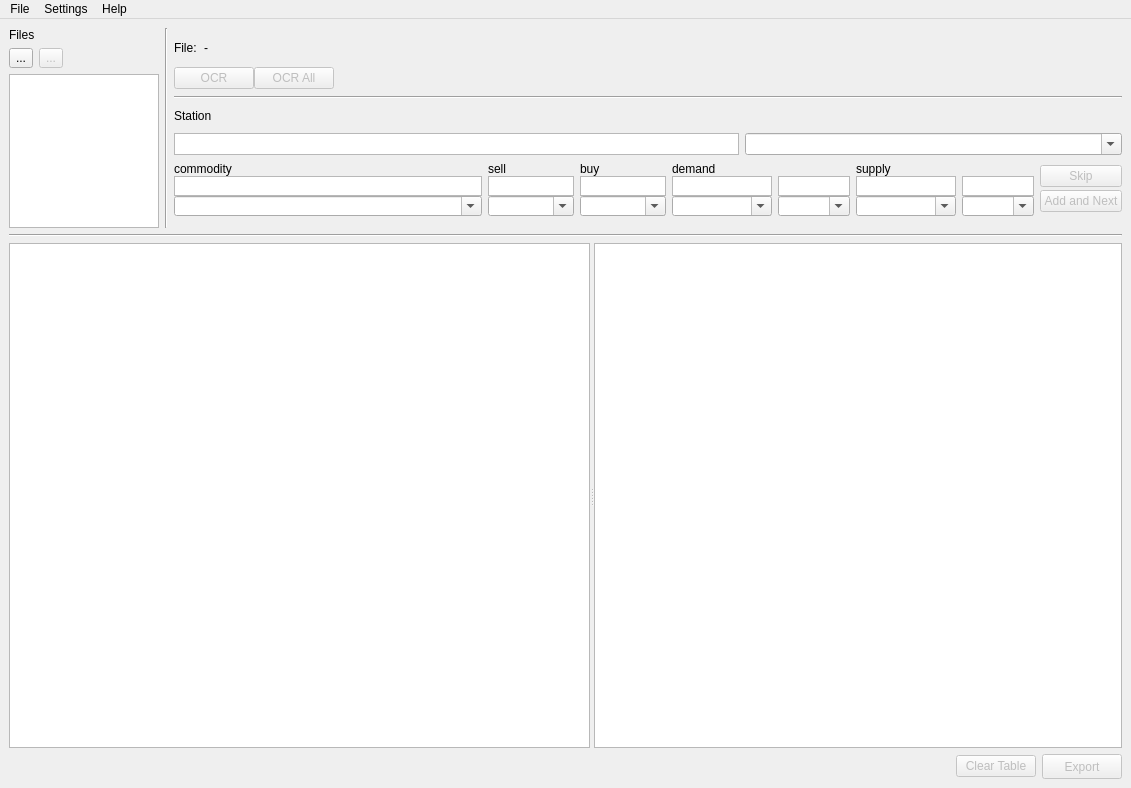
The window that eliteOCRGUI.ui (seeebek/EliteOCR) describes before a commit, drawn with Qt 5.
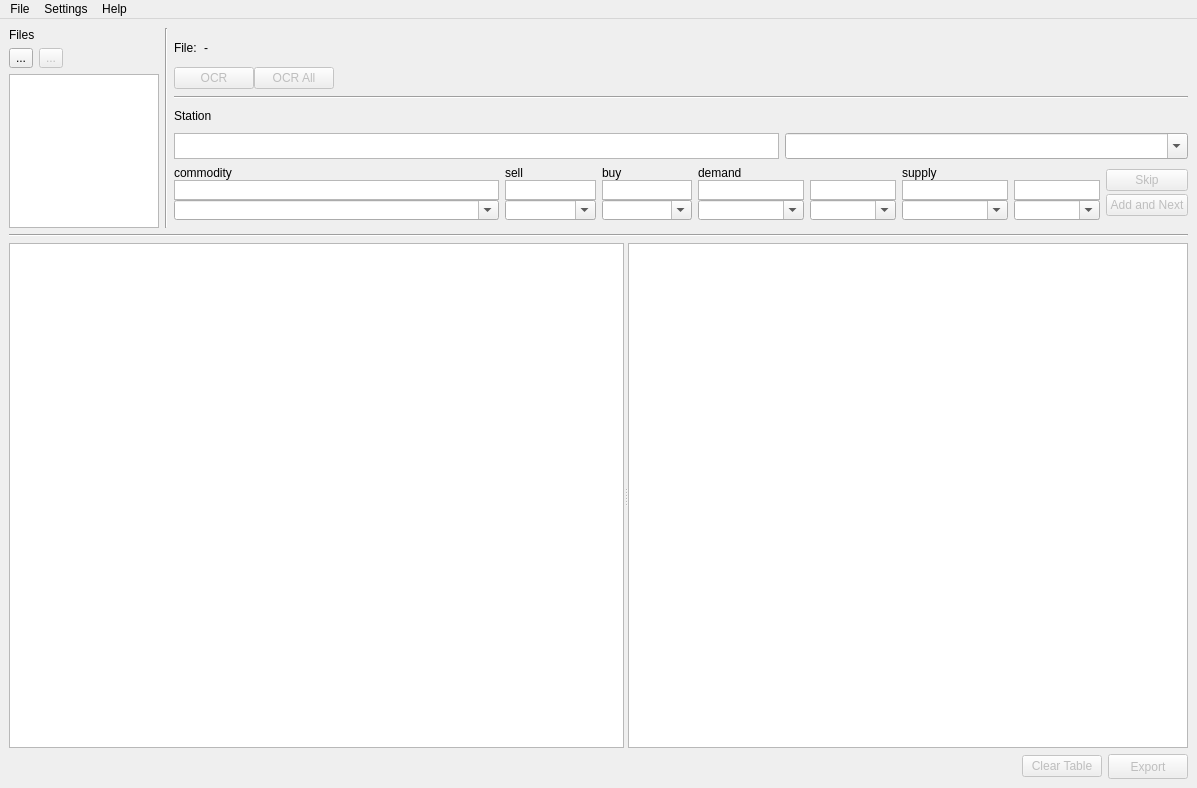
The same window after the commit. Icons and pictures are not drawn. Custom widgets are drawn as their Qt base class.

Patch:
```diff
--- a/eliteOCRGUI.ui
+++ b/eliteOCRGUI.ui
@@ -6,7 +6,7 @@
    <rect>
     <x>0</x>
     <y>0</y>
-    <width>1131</width>
+    <width>1197</width>
     <height>788</height>
    </rect>
   </property>
@@ -315,6 +315,11 @@
                <height>16777215</height>
               </size>
              </property>
+             <property name="font">
+              <font>
+               <pointsize>11</pointsize>
+              </font>
+             </property>
              <property name="acceptDrops">
               <bool>false</bool>
              </property>
@@ -681,6 +686,11 @@
                    <height>16777215</height>
                   </size>
                  </property>
+                 <property name="font">
+                  <font>
+                   <pointsize>11</pointsize>
+                  </font>
+                 </property>
                  <property name="styleSheet">
                   <string notr="true"/>
                  </property>
@@ -709,6 +719,11 @@
                    <height>16777215</height>
                   </size>
                  </property>
+                 <property name="font">
+                  <font>
+                   <pointsize>11</pointsize>
+                  </font>
+                 </property>
                  <property name="styleSheet">
                   <string notr="true"/>
                  </property>
@@ -737,6 +752,11 @@
                    <height>16777215</height>
                   </size>
                  </property>
+                 <property name="font">
+                  <font>
+                   <pointsize>11</pointsize>
+                  </font>
+                 </property>
                  <property name="styleSheet">
                   <string notr="true"/>
                  </property>
@@ -765,6 +785,11 @@
                    <height>16777215</height>
                   </size>
                  </property>
+                 <property name="font">
+                  <font>
+                   <pointsize>11</pointsize>
+                  </font>
+                 </property>
                  <property name="styleSheet">
                   <string notr="true"/>
                  </property>
@@ -793,6 +818,11 @@
                    <height>16777215</height>
                   </size>
                  </property>
+                 <property name="font">
+                  <font>
+                   <pointsize>11</pointsize>
+                  </font>
+                 </property>
                  <property name="styleSheet">
                   <string notr="true"/>
                  </property>
@@ -821,6 +851,11 @@
                    <height>16777215</height>
                   </size>
                  </property>
+                 <property name="font">
+                  <font>
+                   <pointsize>11</pointsize>
+                  </font>
+                 </property>
                  <property name="styleSheet">
                   <string notr="true"/>
                  </property>
@@ -849,6 +884,11 @@
                    <height>16777215</height>
                   </size>
                  </property>
+                 <property name="font">
+                  <font>
+                   <pointsize>11</pointsize>
+                  </font>
+                 </property>
                  <property name="styleSheet">
                   <string notr="true"/>
                  </property>
@@ -1006,7 +1046,7 @@
     <rect>
      <x>0</x>
      <y>0</y>
-     <width>1131</width>
+     <width>1197</width>
      <height>21</height>
     </rect>
    </property>
```
